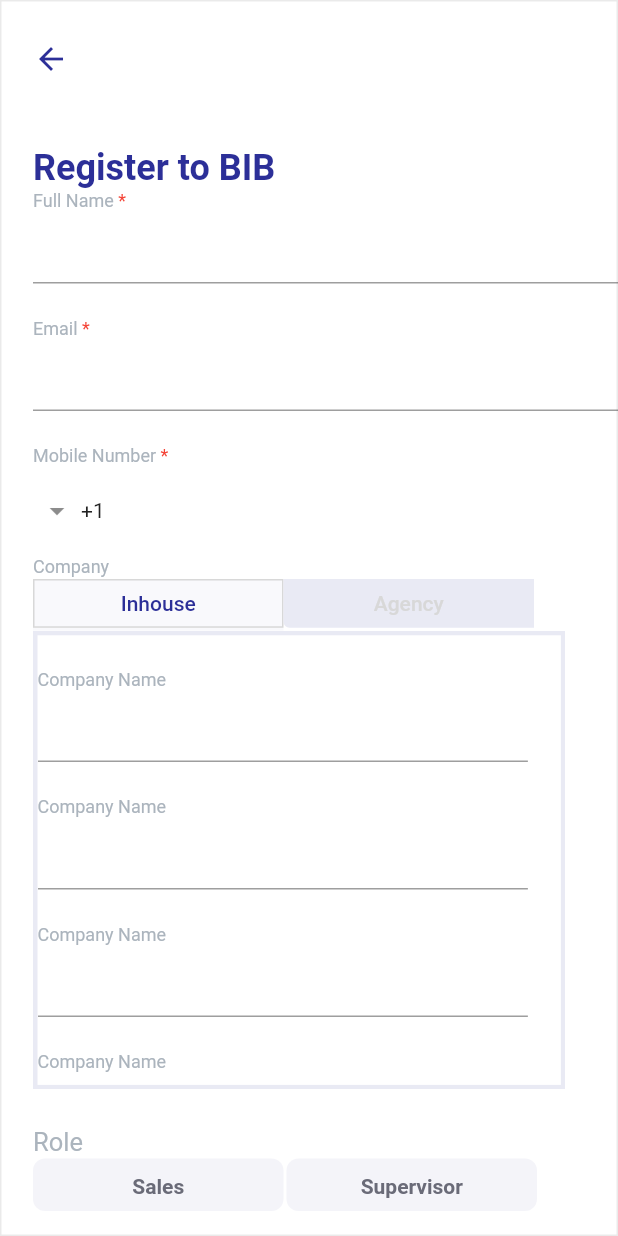
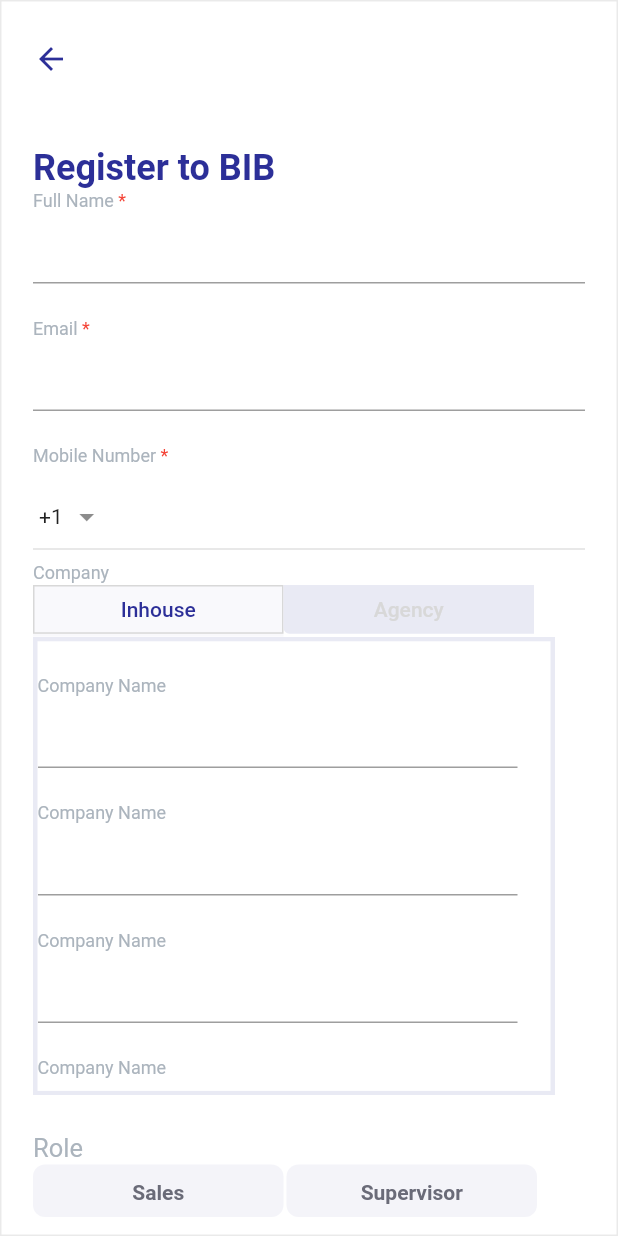
Before and after one commit to doanduccuong/Project-BIB, a Flutter app: the screen it shows after launch, after a tap on "Register", on a phone screen of 412 x 824 dp. Run offline on Flutter 3.47's test engine with Material 2 defaults, Android fonts, the phone set to English and light mode, and no system bars; drawn by our look-alikes of intl_phone_field, loader_overlay; our stand-ins replace bloc, cached_network_image, camera, card_swiper, dio, event_bus and 13 more; missing offline and left inert: bitsdojo_window, camera_web, darq, firebase_auth_web, firebase_core_web, firebase_messaging_web and 7 more; accounts and stored records are empty; generated files the repository leaves out were written again; Roboto replaces fonts that are missing (Poppins).

Commit message:
phone number error added
still have one part complete in register page

```diff
--- a/lib/features/authentication/views/register/information_field/inforation_field.dart
+++ b/lib/features/authentication/views/register/information_field/inforation_field.dart
@@ -60,11 +60,10 @@ class _InformationFieldState extends State<InformationField>
               RequiredTitle(title: 'Full Name'),
               TextFormField(
                 validator: (value) {
-
-                  if(value!.isNotEmpty){
+                  if (value!.isNotEmpty) {
                     return null;
-
-                  }else return 'Error name';
+                  } else
+                    return 'Error name';
                 },
                 decoration: InputDecoration(fillColor: Color(0xFF393A4A)),
                 controller:
@@ -77,11 +76,11 @@ class _InformationFieldState extends State<InformationField>
               //email field
               RequiredTitle(title: 'Email'),
               TextFormField(
-                validator: (value){
-                 if(value!.contains('@')&&value.contains('.com')){
+                validator: (value) {
+                  if (value!.contains('@') && value.contains('.com')) {
                     return null;
-                 }
-                 else return 'Error Email';
+                  } else
+                    return 'Error Email';
                 },
                 decoration: InputDecoration(
                   fillColor: Color(0xFF393A4A),
@@ -94,26 +93,27 @@ class _InformationFieldState extends State<InformationField>
 
               //mobile number field
               RequiredTitle(title: 'Mobile Number'),
-              IntlPhoneField(
-                autovalidateMode: AutovalidateMode.onUserInteraction,
+              SizedBox(height: 20,),
+              Container(
+                height: 27,
+                width: 335,
+                child: IntlPhoneField(
+                  autovalidateMode: AutovalidateMode.disabled,
                   controller: context.watch<RegisterProvider>().mobileNumberController,
-                validator: (value){
-                  if(value!.length!=10){
-                    return 'Error mobile number';
-                  }
-                  else return null;
-                },
-
+                  dropdownIconPosition: IconPosition.trailing,
                   disableLengthCheck: true,
                   showCountryFlag: false,
                   decoration: InputDecoration(
-                  border: OutlineInputBorder(
-                    borderSide: BorderSide.none,
-                  ),
+                    errorText: context.watch<RegisterProvider>().isValidatePhoneNumber==true?null:'Error phone number',
+                    border: OutlineInputBorder(borderSide: BorderSide.none),
                   ),
                   onChanged: (phone) {
                     print(phone.completeNumber);
                   },
+                ),
+              ),
+              Divider(
+                thickness: 1,
               ),
 
               //company field
@@ -209,7 +209,7 @@ class _InformationFieldState extends State<InformationField>
               // password field
               RequiredTitle(title: 'Password'),
               TextFormField(
-                validator: (value){
+                validator: (value) {
                   if (value == '') {
                     return 'Error new password';
                   } else {
@@ -228,9 +228,8 @@ class _InformationFieldState extends State<InformationField>
               //confirm password field
               RequiredTitle(title: 'Confirm password'),
               TextFormField(
-                validator: (value){
-                  if (context.read<RegisterProvider>().isTheSame ==
-                      false) {
+                validator: (value) {
+                  if (context.read<RegisterProvider>().isTheSame == false) {
                     return 'Confirm password is not match';
                   }
                   if (value == '') {
@@ -246,7 +245,8 @@ class _InformationFieldState extends State<InformationField>
                 height: 37,
               ),
               Button(
-                callBack: (){
+                callBack: () {
+                  context.read<RegisterProvider>().checkValidatePhoneNumber();
                   context.read<RegisterProvider>().checkTheSame();
                   _onSubmitForm();
                 },
@@ -294,6 +294,7 @@ class _InformationFieldState extends State<InformationField>
     else
       return BorderRadius.zero;
   }
+
   void _onSubmitForm() {
     final isValid = _formKey.currentState?.validate();
     FocusScope.of(context).unfocus();
@@ -306,5 +307,4 @@ class _InformationFieldState extends State<InformationField>
       );
     }
   }
-
 }
--- a/lib/features/authentication/views/register/provider/register_provider.dart
+++ b/lib/features/authentication/views/register/provider/register_provider.dart
@@ -72,7 +72,7 @@ void selectRole(String role){
 }
 
 //check password the same
-  bool _isTheSame=false;
+  bool _isTheSame=true;
   bool get isTheSame=>_isTheSame;
 
 
@@ -94,4 +94,17 @@ void selectRole(String role){
     }
   }
 
+  //error phone number
+bool _isValidatePhoneNumber=true;
+  get isValidatePhoneNumber=>_isValidatePhoneNumber;
+  void checkValidatePhoneNumber(){
+    if(_mobileNumberController.text.length!=10){
+      _isValidatePhoneNumber=false;
+      notifyListeners();
+    }
+    else{
+      _isValidatePhoneNumber=true;
+      notifyListeners();
+    }
+  }
 }
--- a/lib/features/authentication/views/register/register.dart
+++ b/lib/features/authentication/views/register/register.dart
@@ -14,7 +14,7 @@ class Register extends StatelessWidget {
         backgroundColor: AppColors.textColor,
         body: SingleChildScrollView(
           child: Container(
-            padding: EdgeInsets.only(left: 22),
+            padding: EdgeInsets.only(left: 22,right: 22),
             child: Column(
               crossAxisAlignment: CrossAxisAlignment.start,
               children: [
--- a/lib/features/home/home_page.dart
+++ b/lib/features/home/home_page.dart
@@ -85,10 +85,23 @@ class _HomePageState extends State<HomePage> {
                   backGroundColor: Colors.transparent,
                   textColor: AppColors.textColor,
                 ),
-                Container(
-                  padding: EdgeInsets.only(left: 142, top: 42.1),
-                  child: SvgPicture.asset(
-                    AppImage.fingerPrintImage,
+                SizedBox(height: 40,),
+                Align(
+                  alignment: Alignment.center,
+                  child: InkWell(
+                    splashColor: Colors.transparent,
+                    highlightColor: Colors.transparent,
+                    onTap: (){
+
+                    },
+                    child: Container(
+                      height: 62.25,
+                      width: 67.5,
+                      alignment: Alignment.center,
+                      child: SvgPicture.asset(
+                        AppImage.fingerPrintImage,
+                      ),
+                    ),
                   ),
                 ),
               ],
--- a/lib/generated_plugin_registrant.dart
+++ b/lib/generated_plugin_registrant.dart
@@ -11,6 +11,7 @@ import 'package:firebase_core_web/firebase_core_web.dart';
 import 'package:firebase_messaging_web/firebase_messaging_web.dart';
 import 'package:fluttertoast/fluttertoast_web.dart';
 import 'package:geolocator_web/geolocator_web.dart';
+import 'package:libphonenumber_web/libphonenumber_web.dart';
 import 'package:shared_preferences_web/shared_preferences_web.dart';
 
 import 'package:flutter_web_plugins/flutter_web_plugins.dart';
@@ -23,6 +24,7 @@ void registerPlugins(Registrar registrar) {
   FirebaseMessagingWeb.registerWith(registrar);
   FluttertoastWebPlugin.registerWith(registrar);
   GeolocatorPlugin.registerWith(registrar);
+  LibPhoneNumberPlugin.registerWith(registrar);
   SharedPreferencesPlugin.registerWith(registrar);
   registrar.registerMessageHandler();
 }
--- a/pubspec.yaml
+++ b/pubspec.yaml
@@ -41,6 +41,7 @@ dependencies:
   darq: ^1.0.0-dev.3
   sized_context: ^1.0.0-nullsafety
   intl_phone_field: ^3.0.0
+  intl_phone_number_input: ^0.7.0+2
   flutter_svg:
   cached_network_image:
   xdg_directories:
```
Also changed, not shown: pubspec.lock, 3 other files. Lines whose indentation alone changed are shown as unchanged.
